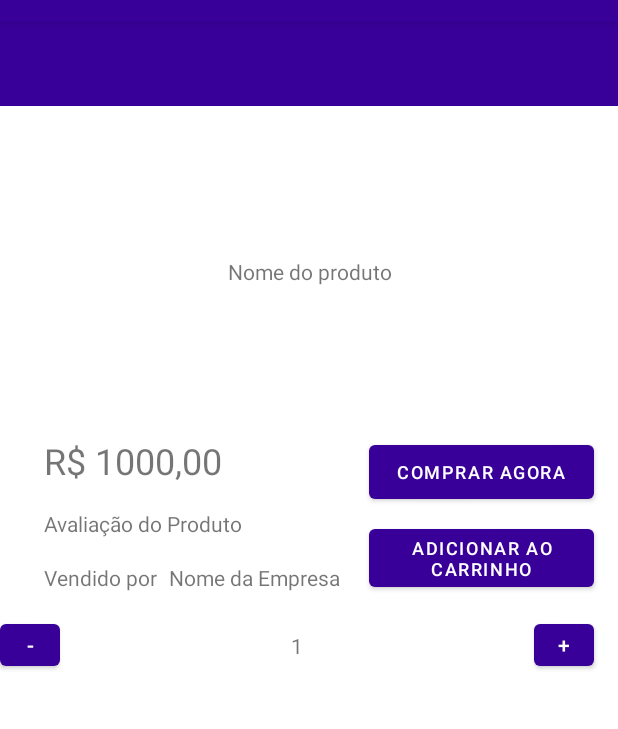
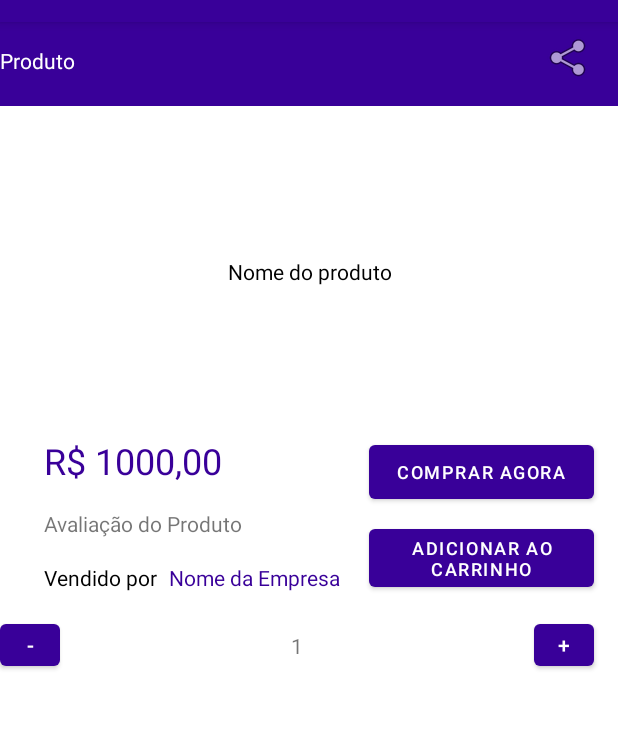
Before and after one commit to dev-paulo-furtado/OutletExpressMovel, an Android app: the ProdutoActivity screen opened directly, with no data from a screen before it, on a phone screen of 412 x 824 dp, the part 62-791 px from its top. Run offline under Robolectric (Android 15) with nearby library versions, the phone set to English and light mode, and no system bars.

Commit message:
Editando telas

```diff
--- a/app/src/main/res/layout/activity_produto.xml
+++ b/app/src/main/res/layout/activity_produto.xml
@@ -52,6 +52,7 @@
                     android:layout_marginBottom="8dp"
                     android:text="Nome do produto"
                     android:textAlignment="center"
+                    android:textColor="?attr/colorOnSecondary"
                     app:layout_constraintBottom_toBottomOf="parent"
                     app:layout_constraintEnd_toEndOf="parent"
                     app:layout_constraintStart_toStartOf="parent"
@@ -68,6 +69,7 @@
                     android:layout_height="wrap_content"
                     android:layout_marginTop="16dp"
                     android:text="R$ 1000,00"
+                    android:textColor="?attr/colorPrimary"
                     android:textSize="24sp"
                     app:layout_constraintEnd_toStartOf="@+id/button3"
                     app:layout_constraintHorizontal_bias="0.23"
@@ -113,6 +115,7 @@
                     android:layout_height="wrap_content"
                     android:layout_marginTop="16dp"
                     android:text="Vendido por"
+                    android:textColor="?attr/colorOnSecondary"
                     app:layout_constraintBottom_toBottomOf="parent"
                     app:layout_constraintEnd_toStartOf="@+id/button3"
                     app:layout_constraintHorizontal_bias="0.171"
@@ -127,6 +130,7 @@
                     android:layout_marginStart="8dp"
                     android:layout_marginTop="16dp"
                     android:text="Nome da Empresa"
+                    android:textColor="?attr/colorPrimary"
                     app:layout_constraintBottom_toBottomOf="parent"
                     app:layout_constraintEnd_toStartOf="@+id/button3"
                     app:layout_constraintHorizontal_bias="0.0"
@@ -180,4 +184,24 @@
         </LinearLayout>
     </ScrollView>
 
+    <TextView
+        android:id="@+id/textView11"
+        android:layout_width="wrap_content"
+        android:layout_height="wrap_content"
+        android:layout_marginTop="16dp"
+        android:text="Produto"
+        android:textColor="?attr/colorOnPrimary"
+        app:layout_constraintTop_toTopOf="@+id/toolbar"
+        tools:layout_editor_absoluteX="64dp" />
+
+    <ImageView
+        android:id="@+id/imageView6"
+        android:layout_width="wrap_content"
+        android:layout_height="wrap_content"
+        android:layout_marginTop="8dp"
+        android:layout_marginEnd="16dp"
+        app:layout_constraintEnd_toEndOf="@+id/toolbar"
+        app:layout_constraintTop_toTopOf="@+id/toolbar"
+        app:srcCompat="@android:drawable/ic_menu_share" />
+
 </androidx.constraintlayout.widget.ConstraintLayout>
```
Also changed, not shown: app/src/main/res/layout/activity_cadastro.xml (+7 -4 lines), app/src/main/res/layout/activity_login.xml (+6 -4 lines), app/src/main/res/layout/activity_loja.xml (+23 -14 lines).
